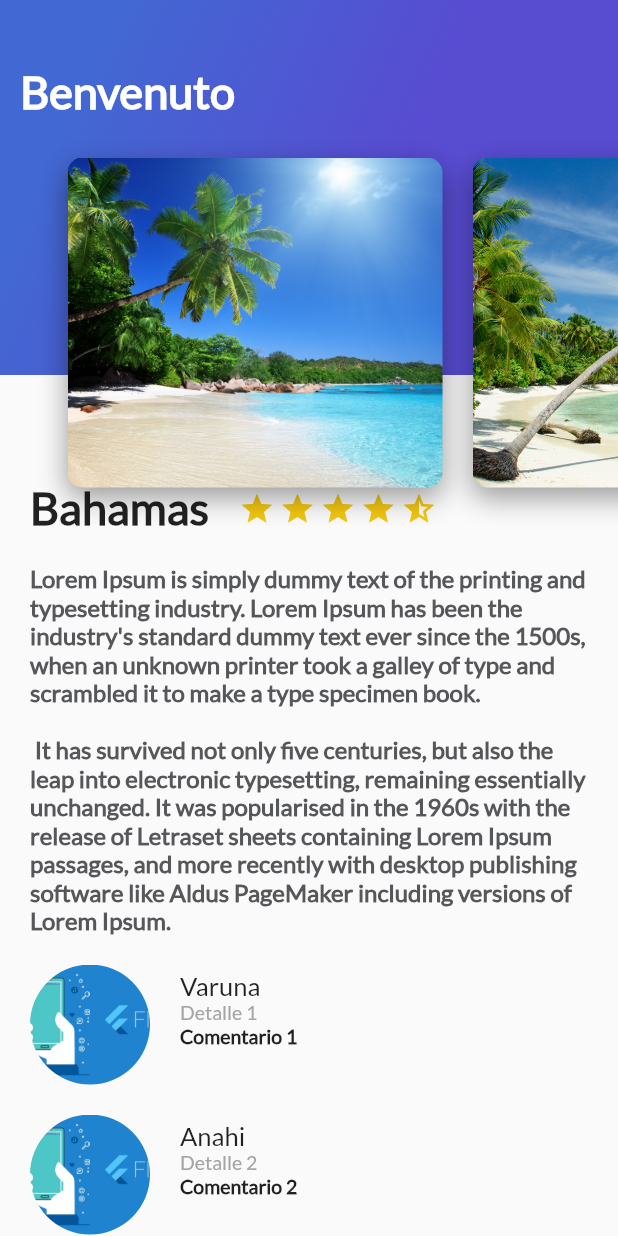
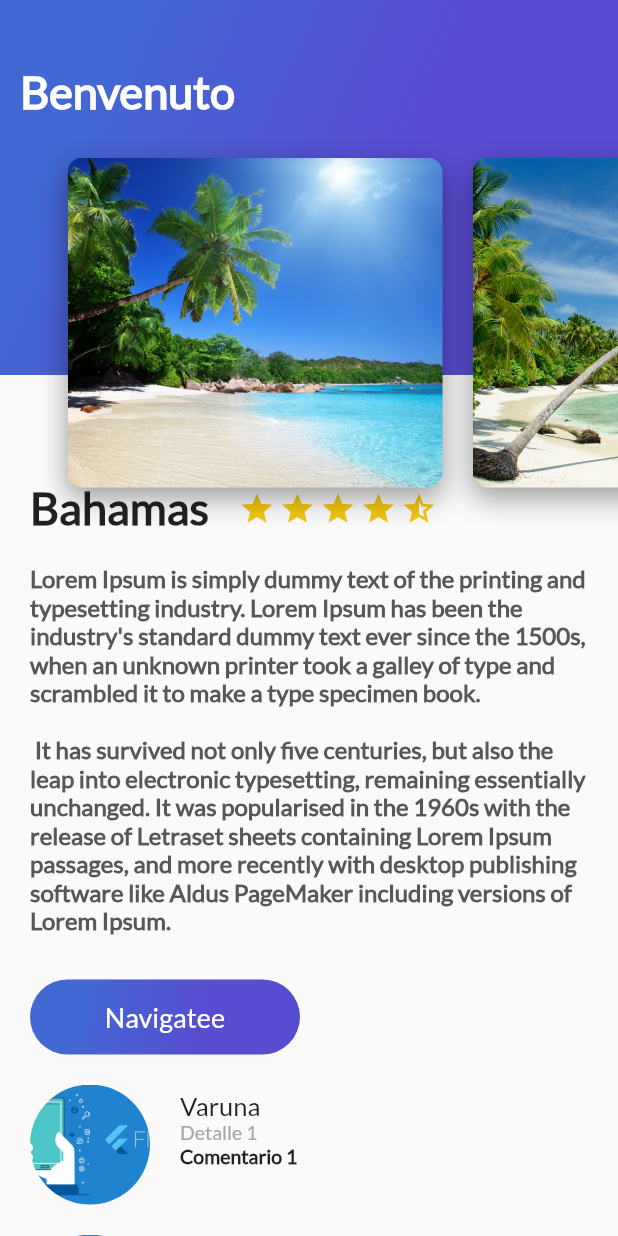
Before and after one commit to davidcrc/TripsFlutter, a Flutter app: the screen it shows after launch, on a phone screen of 412 x 824 dp. Run offline on Flutter 3.47's test engine with Material 2 defaults, Android fonts, the phone set to English and light mode, and no system bars.

Commit message:
Añadimos a crear un boton y darle propiedades de tab, [ queda un error por solicionar ya que el tab se sobresale del boton )

```diff
--- /dev/null
+++ b/lib/button_purple.dart
@@ -0,0 +1,66 @@
+import 'package:flutter/material.dart';
+
+class ButtonPurple extends StatelessWidget{
+
+  String buttonText = "Navigate";
+
+  ButtonPurple(this.buttonText);
+
+  @override
+  Widget build(BuildContext context) {
+
+
+    // NOTE: Un bug hace que el area cliqueable sea mas grande
+    return InkWell(
+
+      // Propiedad para el comportamiento del boton ( nevgacion , link, warnings, etc)
+      onTap: (){
+        Scaffold.of(context).showSnackBar(
+            SnackBar(
+              content: Text("Naufragando"),
+            )
+        );
+      },
+
+
+      child: Container(
+        height: 50.0,
+        width: 180.0,
+        margin: EdgeInsets.only(
+          top: 30.0,
+          left: 20.0,
+          right: 20.0,
+        ),
+
+        decoration: BoxDecoration(
+          borderRadius: BorderRadius.circular(30.0),
+          gradient: LinearGradient(
+              colors: [
+                Color(0xFF4268D3),
+                Color(0xFF584CD1),
+              ],
+            begin: FractionalOffset(0.2, 0.0),
+            end: FractionalOffset(1.0, 0.6),
+            stops: [0.0, 0.6],
+            tileMode: TileMode.clamp,
+          )
+        ),
+
+        child: Center(
+          child: Text(
+            buttonText,
+            style: TextStyle(
+              fontSize: 18.0,
+              fontFamily: "Lato",
+              color: Colors.white,
+            ),
+          ),
+        ),
+      ),
+
+    );
+
+    //throw UnimplementedError();
+  }
+
+}
--- a/lib/description_place.dart
+++ b/lib/description_place.dart
@@ -1,4 +1,5 @@
 import 'package:flutter/material.dart';
+import 'button_purple.dart';
 
 // Al crear la clase debe ser capital
 
@@ -114,9 +115,11 @@ class DescriptionPlace extends StatelessWidget{
     //throw UnimplementedError();
     //return title_stars;
     return Column(
+      crossAxisAlignment: CrossAxisAlignment.start,
       children: <Widget>[
         title_stars,
-        description
+        description,
+        ButtonPurple("Navigatee"),
       ],
     );
   }
```
